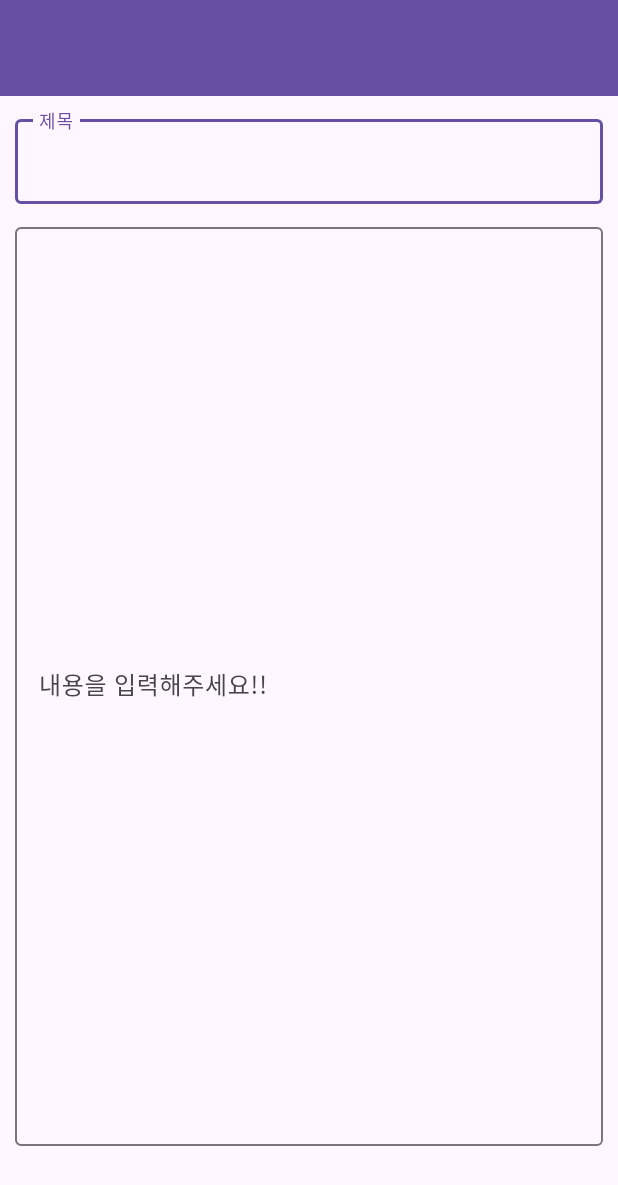
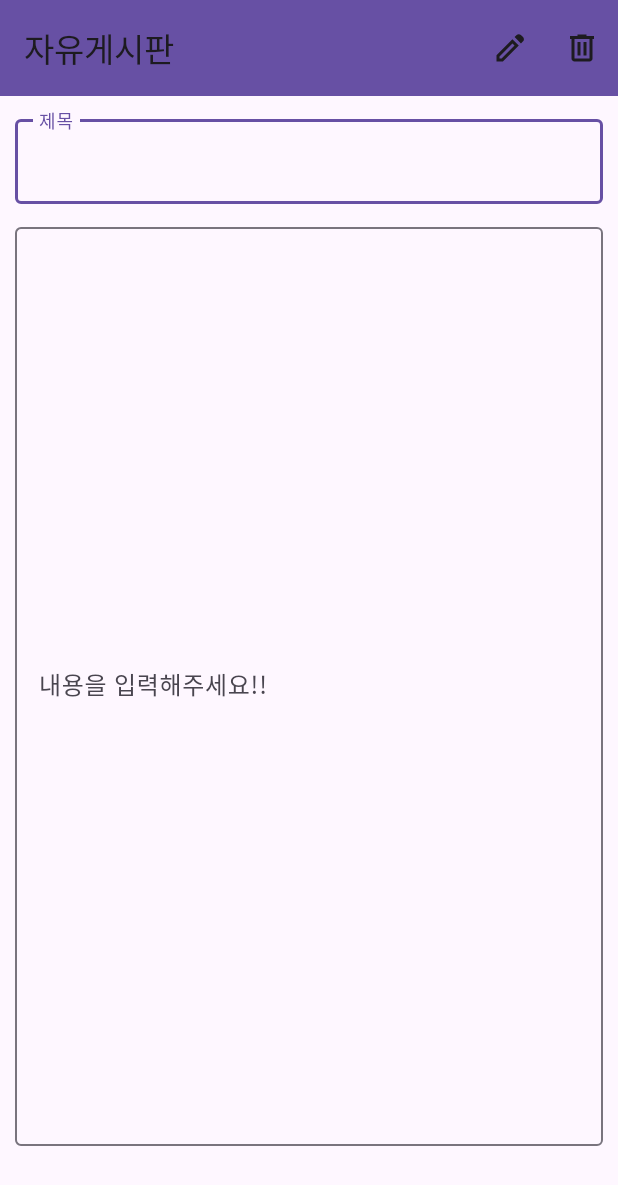
Before and after one commit to ayz1070/YeoMinRakAndroid, an Android app: the ShowOneBoardActivity screen opened directly, with no data from a screen before it, on a phone screen of 412 x 824 dp. Shown: the top 1185 px of the screen. Run offline under Robolectric (Android 15) with nearby library versions, the phone set to English and light mode, and no system bars; 2 statements that could not run were skipped.

Commit message:
ShowOneBoardActivity 툴바 구현

```diff
--- a/app/src/main/java/kr/co/lion/yeominrak/ShowOneBoardActivity.kt
+++ b/app/src/main/java/kr/co/lion/yeominrak/ShowOneBoardActivity.kt
@@ -15,7 +15,28 @@ class ShowOneBoardActivity : AppCompatActivity() {
 
         initData()
         initView()
+        setToolbar()
         setEvent()
+    }
+
+    fun setToolbar(){
+        binding.apply{
+            toolbarShowOne.apply{
+                title = "자유게시판"
+                setOnMenuItemClickListener {
+                    when(it.itemId){
+                        R.id.menu_item_modify_show_one -> {
+
+                        }
+                        R.id.menu_item_delete_show_one -> {
+
+                        }
+                    }
+                    true
+                }
+                inflateMenu(R.menu.menu_show_one_board)
+            }
+        }
     }
 
     fun initData(){
@@ -29,7 +50,8 @@ class ShowOneBoardActivity : AppCompatActivity() {
         }
     }
 
+
     fun setEvent(){
-
+        // 테스트
     }
 }
--- a/app/src/main/res/menu/menu_show_one_board.xml
+++ b/app/src/main/res/menu/menu_show_one_board.xml
@@ -9,6 +9,7 @@
         app:showAsAction="always" />
     <item
         android:id="@+id/menu_item_delete_show_one"
+        android:icon="@drawable/delete_24px"
         android:title="삭제"
         app:showAsAction="always" />
 </menu>
```
